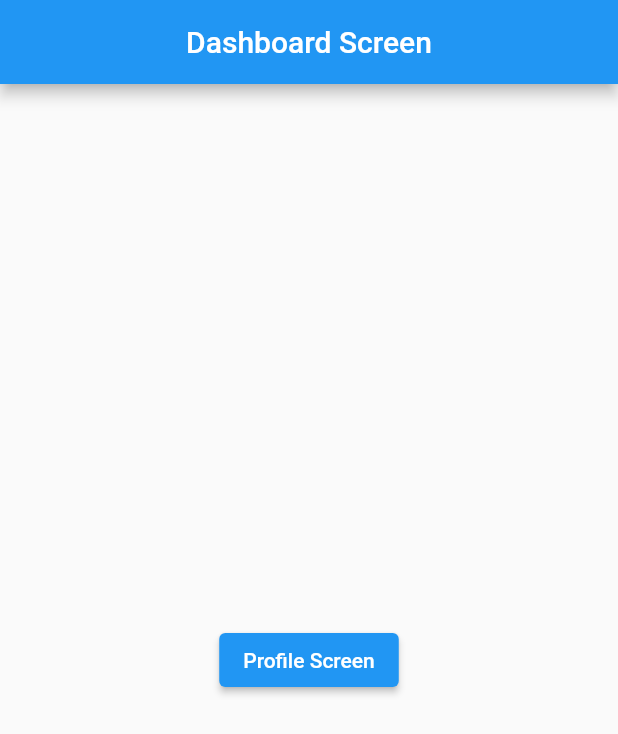
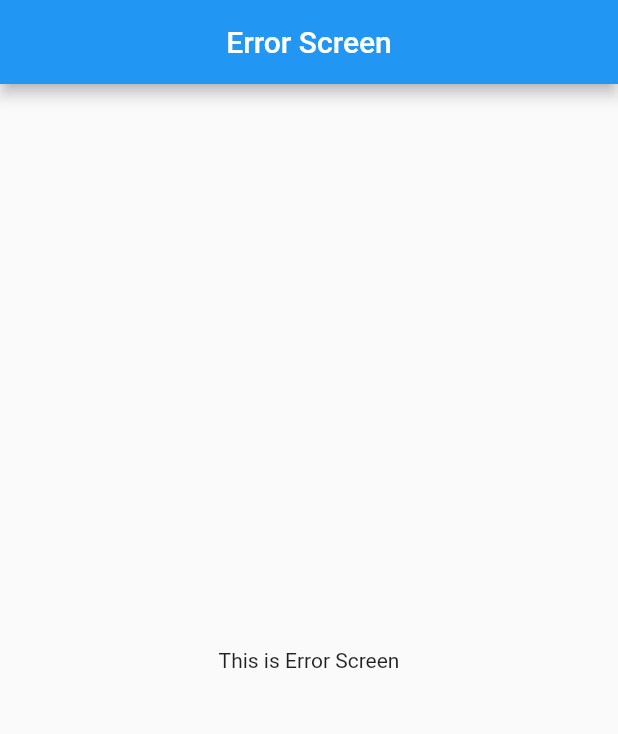
Before and after one commit to Sohag-84/Go-Router, a Flutter app: the screen it shows after launch, on a phone screen of 412 x 824 dp. Shown: the top 734 px of the screen. Run offline on Flutter 3.47's test engine with Material 2 defaults, Android fonts, the phone set to English and light mode, and no system bars; our stand-ins replace go_router.

Commit message:
go router error handling

```diff
--- a/lib/main.dart
+++ b/lib/main.dart
@@ -3,6 +3,7 @@
 import 'package:flutter/material.dart';
 import 'package:flutter_route_management/route/route_name.dart';
 import 'package:flutter_route_management/views/dashboard_screen.dart';
+import 'package:flutter_route_management/views/error_screen.dart';
 import 'package:flutter_route_management/views/login_screen.dart';
 import 'package:flutter_route_management/views/profile_screen.dart';
 import 'package:go_router/go_router.dart';
@@ -77,9 +78,27 @@ class MyApp extends StatelessWidget {
 
     ///check user logged in or not
     ///--> Go router redirect
+
+    // redirect: (context, state) {
+    //    if (isLoggedIn) {
+    //      return "/dashboard";
+    //    } else {
+    //      return "/";
+    //    }
+    //  },
+    //  routes: [
+    //    GoRoute(path: "/", builder: (context, state) => LogInScreen()),
+    //    GoRoute(
+    //      path: "/dashboard",
+    //      builder: (context, state) => DashBoardScreen(),
+    //    ),
+    //  ],
+
+    ///if route not found
+    errorBuilder: (context, state) => ErrorScreen(),
     redirect: (context, state) {
       if (isLoggedIn) {
-          return "/dashboard";
+        return "/text";
       } else {
         return "/";
       }
@@ -90,5 +109,6 @@ class MyApp extends StatelessWidget {
         path: "/dashboard",
         builder: (context, state) => DashBoardScreen(),
       ),
-      ]);
+    ],
+  );
 }
--- /dev/null
+++ b/lib/views/error_screen.dart
@@ -0,0 +1,20 @@
+// ignore_for_file: prefer_const_constructors
+
+import 'package:flutter/material.dart';
+
+class ErrorScreen extends StatelessWidget {
+  const ErrorScreen({super.key});
+
+  @override
+  Widget build(BuildContext context) {
+    return Scaffold(
+      appBar: AppBar(
+        title: Text("Error Screen"),
+        centerTitle: true,
+      ),
+      body: Center(
+        child: Text("This is Error Screen"),
+      ),
+    );
+  }
+}
```
Lines whose indentation alone changed are shown as unchanged.
